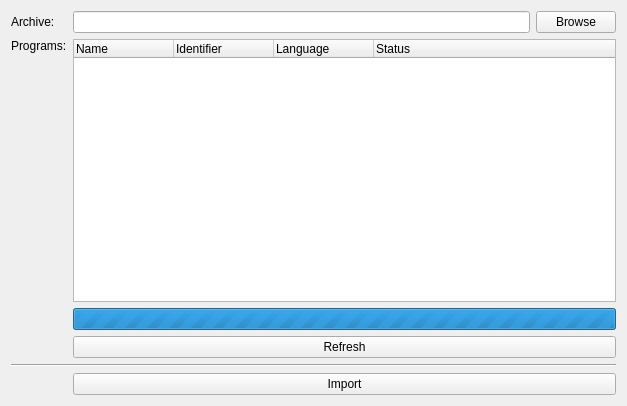
Old version of the form src/brickv/plugin_system/plugins/red/ui/red_tab_importexport_import.ui in the repository Tinkerforge/brickv.
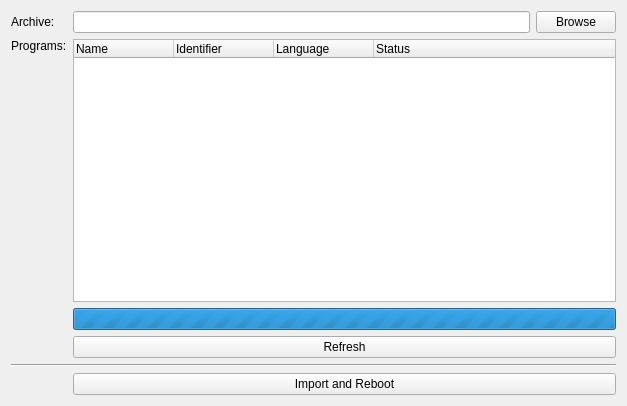
New version of the form.

Commit message: red-brick: Handle reboot initiating events properly

```diff
--- a/src/brickv/plugin_system/plugins/red/ui/red_tab_importexport_import.ui
+++ b/src/brickv/plugin_system/plugins/red/ui/red_tab_importexport_import.ui
@@ -60,7 +60,7 @@
      <item row="5" column="1">
       <widget class="QPushButton" name="button_import">
        <property name="text">
-        <string>Import</string>
+        <string>Import and Reboot</string>
        </property>
       </widget>
      </item>
```
The commit also changes 4 other files.
